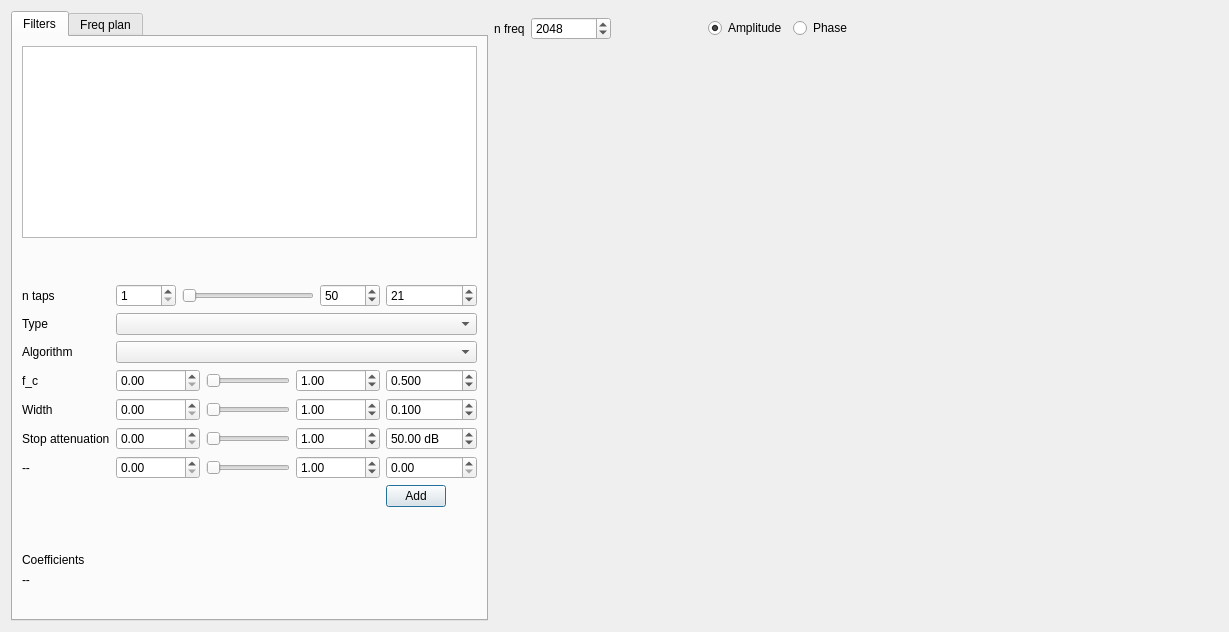
filiplindau/firdesign, file fir_design_gui.ui: the form before one commit.
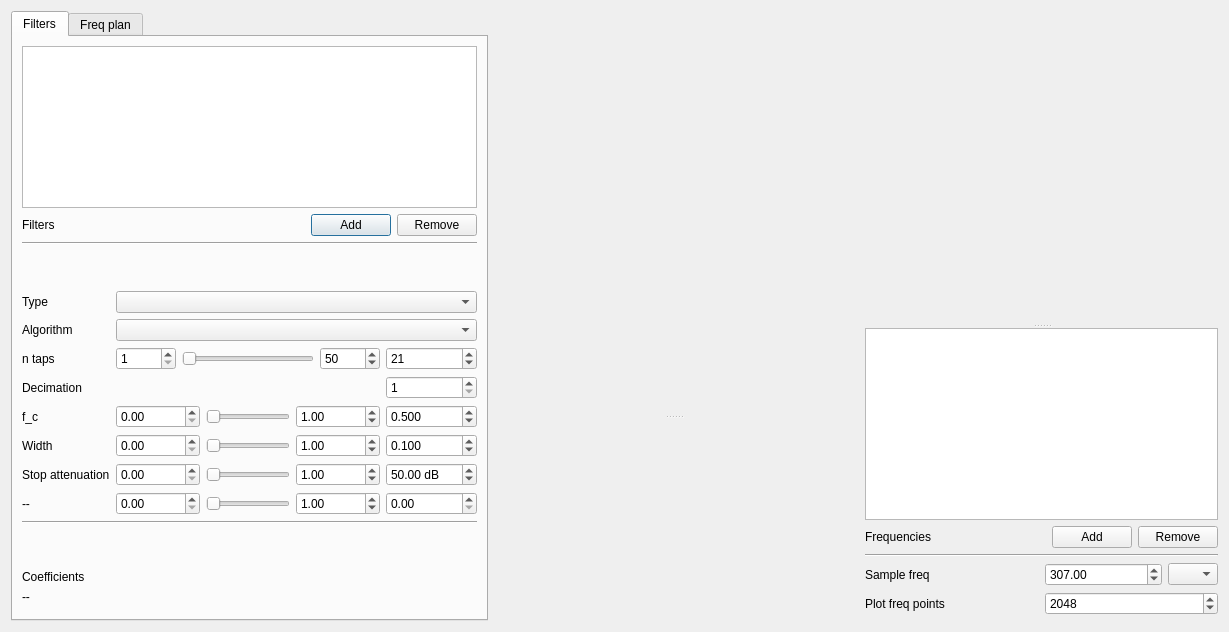
The form after the commit. Custom widgets are drawn as their Qt base class.

Commit message: Filter + freq plots. Decimation.

What changed in the file:
```diff
--- a/fir_design_gui.ui
+++ b/fir_design_gui.ui
@@ -30,7 +30,7 @@
        <string>Filters</string>
       </attribute>
       <layout class="QGridLayout" name="gridLayout_2">
-       <item row="7" column="2">
+       <item row="10" column="2">
         <widget class="QDoubleSpinBox" name="p2_spinbox">
          <property name="suffix">
           <string> dB</string>
@@ -46,10 +46,17 @@
          </property>
         </widget>
        </item>
-       <item row="8" column="2">
+       <item row="15" column="0">
+        <widget class="QLabel" name="coefficients_name_label">
+         <property name="text">
+          <string>Coefficients</string>
+         </property>
+        </widget>
+       </item>
+       <item row="11" column="2">
         <widget class="QDoubleSpinBox" name="p3_spinbox"/>
        </item>
-       <item row="5" column="1">
+       <item row="8" column="1">
         <layout class="QHBoxLayout" name="horizontalLayout_4">
          <item>
           <widget class="QDoubleSpinBox" name="p0_min_spinbox">
@@ -89,7 +96,7 @@
          </item>
         </layout>
        </item>
-       <item row="12" column="0" colspan="3">
+       <item row="16" column="0" colspan="3">
         <widget class="QLabel" name="coe_label">
          <property name="sizePolicy">
           <sizepolicy hsizetype="Preferred" vsizetype="Expanding">
@@ -111,23 +118,7 @@
          </property>
         </widget>
        </item>
-       <item row="1" column="0">
-        <spacer name="verticalSpacer_3">
-         <property name="orientation">
-          <enum>Qt::Vertical</enum>
-         </property>
-         <property name="sizeType">
-          <enum>QSizePolicy::Fixed</enum>
-         </property>
-         <property name="sizeHint" stdset="0">
-          <size>
-           <width>20</width>
-           <height>40</height>
-          </size>
-         </property>
-        </spacer>
-       </item>
-       <item row="6" column="1">
+       <item row="9" column="1">
         <layout class="QHBoxLayout" name="horizontalLayout_5">
          <item>
           <widget class="QDoubleSpinBox" name="p1_min_spinbox">
@@ -167,71 +158,52 @@
          </item>
         </layout>
        </item>
-       <item row="8" column="0">
+       <item row="6" column="0">
+        <widget class="QLabel" name="label">
+         <property name="text">
+          <string>n taps</string>
+         </property>
+        </widget>
+       </item>
+       <item row="11" column="0">
         <widget class="QLabel" name="p3_label">
          <property name="text">
           <string>--</string>
          </property>
         </widget>
        </item>
-       <item row="7" column="0">
+       <item row="10" column="0">
         <widget class="QLabel" name="p2_label">
          <property name="text">
           <string>Stop attenuation</string>
          </property>
         </widget>
        </item>
-       <item row="4" column="1" colspan="2">
+       <item row="5" column="1" colspan="2">
         <widget class="QComboBox" name="algo_combobox"/>
        </item>
-       <item row="9" column="2">
-        <widget class="QPushButton" name="add_filter_button">
-         <property name="maximumSize">
-          <size>
-           <width>60</width>
-           <height>16777215</height>
-          </size>
-         </property>
-         <property name="text">
-          <string>Add</string>
+       <item row="7" column="2">
+        <widget class="QSpinBox" name="decimation_spinbox">
+         <property name="minimum">
+          <number>1</number>
          </property>
         </widget>
        </item>
-       <item row="5" column="0">
+       <item row="8" column="0">
         <widget class="QLabel" name="p0_label">
          <property name="text">
           <string>f_c</string>
          </property>
         </widget>
        </item>
-       <item row="2" column="0">
-        <widget class="QLabel" name="label">
-         <property name="text">
-          <string>n taps</string>
-         </property>
-        </widget>
-       </item>
-       <item row="2" column="2">
-        <widget class="QSpinBox" name="ntaps_spinbox">
-         <property name="minimum">
-          <number>1</number>
-         </property>
-         <property name="maximum">
-          <number>999</number>
-         </property>
-         <property name="value">
-          <number>21</number>
-         </property>
-        </widget>
-       </item>
-       <item row="6" column="0">
+       <item row="9" column="0">
         <widget class="QLabel" name="p1_label">
          <property name="text">
           <string>Width</string>
          </property>
         </widget>
        </item>
-       <item row="6" column="2">
+       <item row="9" column="2">
         <widget class="QDoubleSpinBox" name="p1_spinbox">
          <property name="decimals">
           <number>3</number>
@@ -247,50 +219,7 @@
          </property>
         </widget>
        </item>
-       <item row="2" column="1">
-        <layout class="QHBoxLayout" name="horizontalLayout_3">
-         <item>
-          <widget class="QSpinBox" name="ntaps_min_spinbox">
-           <property name="minimumSize">
-            <size>
-             <width>60</width>
-             <height>0</height>
-            </size>
-           </property>
-           <property name="minimum">
-            <number>1</number>
-           </property>
-          </widget>
-         </item>
-         <item>
-          <widget class="QSlider" name="ntaps_slider">
-           <property name="orientation">
-            <enum>Qt::Horizontal</enum>
-           </property>
-          </widget>
-         </item>
-         <item>
-          <widget class="QSpinBox" name="ntaps_max_spinbox">
-           <property name="minimumSize">
-            <size>
-             <width>60</width>
-             <height>0</height>
-            </size>
-           </property>
-           <property name="minimum">
-            <number>1</number>
-           </property>
-           <property name="maximum">
-            <number>9999</number>
-           </property>
-           <property name="value">
-            <number>50</number>
-           </property>
-          </widget>
-         </item>
-        </layout>
-       </item>
-       <item row="7" column="1">
+       <item row="10" column="1">
         <layout class="QHBoxLayout" name="horizontalLayout_6">
          <item>
           <widget class="QDoubleSpinBox" name="p2_min_spinbox">
@@ -330,7 +259,7 @@
          </item>
         </layout>
        </item>
-       <item row="3" column="0">
+       <item row="4" column="0">
         <widget class="QLabel" name="label_2">
          <property name="text">
           <string>Type</string>
@@ -347,7 +276,7 @@
          </property>
         </widget>
        </item>
-       <item row="5" column="2">
+       <item row="8" column="2">
         <widget class="QDoubleSpinBox" name="p0_spinbox">
          <property name="minimumSize">
           <size>
@@ -369,7 +298,7 @@
          </property>
         </widget>
        </item>
-       <item row="10" column="0">
+       <item row="14" column="0">
         <spacer name="verticalSpacer_2">
          <property name="orientation">
           <enum>Qt::Vertical</enum>
@@ -385,7 +314,67 @@
          </property>
         </spacer>
        </item>
-       <item row="8" column="1">
+       <item row="3" column="1">
+        <spacer name="verticalSpacer_3">
+         <property name="orientation">
+          <enum>Qt::Vertical</enum>
+         </property>
+         <property name="sizeType">
+          <enum>QSizePolicy::Fixed</enum>
+         </property>
+         <property name="sizeHint" stdset="0">
+          <size>
+           <width>20</width>
+           <height>40</height>
+          </size>
+         </property>
+        </spacer>
+       </item>
+       <item row="1" column="0" colspan="3">
+        <layout class="QHBoxLayout" name="horizontalLayout_10">
+         <item>
+          <widget class="QLabel" name="label_9">
+           <property name="text">
+            <string>Filters</string>
+           </property>
+          </widget>
+         </item>
+         <item>
+          <spacer name="horizontalSpacer_3">
+           <property name="orientation">
+            <enum>Qt::Horizontal</enum>
+           </property>
+           <property name="sizeHint" stdset="0">
+            <size>
+             <width>40</width>
+             <height>20</height>
+            </size>
+           </property>
+          </spacer>
+         </item>
+         <item>
+          <widget class="QPushButton" name="add_filter_button">
+           <property name="maximumSize">
+            <size>
+             <width>16777215</width>
+             <height>16777215</height>
+            </size>
+           </property>
+           <property name="text">
+            <string>Add</string>
+           </property>
+          </widget>
+         </item>
+         <item>
+          <widget class="QPushButton" name="remove_filter_button">
+           <property name="text">
+            <string>Remove</string>
+           </property>
+          </widget>
+         </item>
+        </layout>
+       </item>
+       <item row="11" column="1">
         <layout class="QHBoxLayout" name="horizontalLayout_7">
          <item>
           <widget class="QDoubleSpinBox" name="p3_min_spinbox">
@@ -425,20 +414,90 @@
          </item>
         </layout>
        </item>
-       <item row="4" column="0">
+       <item row="7" column="0">
+        <widget class="QLabel" name="label_3">
+         <property name="text">
+          <string>Decimation</string>
+         </property>
+        </widget>
+       </item>
+       <item row="5" column="0">
         <widget class="QLabel" name="label_7">
          <property name="text">
           <string>Algorithm</string>
          </property>
         </widget>
        </item>
-       <item row="3" column="1" colspan="2">
+       <item row="6" column="1">
+        <layout class="QHBoxLayout" name="horizontalLayout_3">
+         <item>
+          <widget class="QSpinBox" name="ntaps_min_spinbox">
+           <property name="minimumSize">
+            <size>
+             <width>60</width>
+             <height>0</height>
+            </size>
+           </property>
+           <property name="minimum">
+            <number>1</number>
+           </property>
+          </widget>
+         </item>
+         <item>
+          <widget class="QSlider" name="ntaps_slider">
+           <property name="orientation">
+            <enum>Qt::Horizontal</enum>
+           </property>
+          </widget>
+         </item>
+         <item>
+          <widget class="QSpinBox" name="ntaps_max_spinbox">
+           <property name="minimumSize">
+            <size>
+             <width>60</width>
+             <height>0</height>
+            </size>
+           </property>
+           <property name="minimum">
+            <number>1</number>
+           </property>
+           <property name="maximum">
+            <number>9999</number>
+           </property>
+           <property name="value">
+            <number>50</number>
+           </property>
+          </widget>
+         </item>
+        </layout>
+       </item>
+       <item row="13" column="0" colspan="3">
+        <widget class="Line" name="line_2">
+         <property name="orientation">
+          <enum>Qt::Horizontal</enum>
+         </property>
+        </widget>
+       </item>
+       <item row="6" column="2">
+        <widget class="QSpinBox" name="ntaps_spinbox">
+         <property name="minimum">
+          <number>1</number>
+         </property>
+         <property name="maximum">
+          <number>999</number>
+         </property>
+         <property name="value">
+          <number>21</number>
+         </property>
+        </widget>
+       </item>
+       <item row="4" column="1" colspan="2">
         <widget class="QComboBox" name="filtertype_combobox"/>
        </item>
-       <item row="11" column="0">
-        <widget class="QLabel" name="label_4">
-         <property name="text">
-          <string>Coefficients</string>
+       <item row="2" column="0" colspan="3">
+        <widget class="Line" name="line_3">
+         <property name="orientation">
+          <enum>Qt::Horizontal</enum>
          </property>
         </widget>
        </item>
@@ -472,18 +531,174 @@
       <number>0</number>
      </property>
      <property name="topMargin">
+      <number>0</number>
+     </property>
+     <property name="bottomMargin">
+      <number>0</number>
+     </property>
+     <item>
+      <widget class="QSplitter" name="splitter_2">
+       <property name="sizePolicy">
+        <sizepolicy hsizetype="Expanding" vsizetype="Expanding">
+         <horstretch>0</horstretch>
+         <verstretch>0</verstretch>
+        </sizepolicy>
+       </property>
+       <property name="orientation">
+        <enum>Qt::Vertical</enum>
+       </property>
+       <widget class="PlotWidget" name="plot0_widget" native="true">
+        <property name="sizePolicy">
+         <sizepolicy hsizetype="Expanding" vsizetype="Expanding">
+          <horstretch>0</horstretch>
+          <verstretch>2</verstretch>
+         </sizepolicy>
+        </property>
+       </widget>
+       <widget class="PlotWidget" name="plot2_widget" native="true">
+        <property name="sizePolicy">
+         <sizepolicy hsizetype="Expanding" vsizetype="Expanding">
+          <horstretch>0</horstretch>
+          <verstretch>1</verstretch>
+         </sizepolicy>
+        </property>
+       </widget>
+      </widget>
+     </item>
+    </layout>
+   </item>
+   <item>
+    <layout class="QVBoxLayout" name="verticalLayout_2">
+     <property name="leftMargin">
       <number>6</number>
      </property>
+     <property name="bottomMargin">
+      <number>6</number>
+     </property>
      <item>
-      <layout class="QHBoxLayout" name="horizontalLayout_2">
+      <widget class="QSplitter" name="splitter">
+       <property name="orientation">
+        <enum>Qt::Vertical</enum>
+       </property>
+       <widget class="PlotWidget" name="plot1_widget" native="true">
+        <property name="sizePolicy">
+         <sizepolicy hsizetype="Expanding" vsizetype="Expanding">
+          <horstretch>0</horstretch>
+          <verstretch>2</verstretch>
+         </sizepolicy>
+        </property>
+       </widget>
+       <widget class="QTableView" name="freq_table">
+        <property name="sizePolicy">
+         <sizepolicy hsizetype="Expanding" vsizetype="Expanding">
+          <horstretch>0</horstretch>
+          <verstretch>0</verstretch>
+         </sizepolicy>
+        </property>
+       </widget>
+      </widget>
+     </item>
+     <item>
+      <layout class="QHBoxLayout" name="horizontalLayout_9">
+       <property name="topMargin">
+        <number>0</number>
+       </property>
+       <property name="bottomMargin">
+        <number>0</number>
+       </property>
        <item>
+        <widget class="QLabel" name="label_8">
+         <property name="text">
+          <string>Frequencies</string>
+         </property>
+        </widget>
+       </item>
+       <item>
+        <spacer name="horizontalSpacer_2">
+         <property name="orientation">
+          <enum>Qt::Horizontal</enum>
+         </property>
+         <property name="sizeHint" stdset="0">
+          <size>
+           <width>40</width>
+           <height>20</height>
+          </size>
+         </property>
+        </spacer>
+       </item>
+       <item>
+        <widget class="QPushButton" name="add_freq_button">
+         <property name="text">
+          <string>Add</string>
+         </property>
+        </widget>
+       </item>
+       <item>
+        <widget class="QPushButton" name="remove_freq_button">
+         <property name="text">
+          <string>Remove</string>
+         </property>
+        </widget>
+       </item>
+      </layout>
+     </item>
+     <item>
+      <widget class="Line" name="line">
+       <property name="orientation">
+        <enum>Qt::Horizontal</enum>
+       </property>
+      </widget>
+     </item>
+     <item>
+      <layout class="QGridLayout" name="gridLayout_3">
+       <property name="topMargin">
+        <number>0</number>
+       </property>
+       <item row="0" column="0">
+        <widget class="QLabel" name="label_6">
+         <property name="text">
+          <string>Sample freq</string>
+         </property>
+        </widget>
+       </item>
+       <item row="0" column="1">
+        <layout class="QHBoxLayout" name="horizontalLayout_8">
+         <item>
+          <widget class="QDoubleSpinBox" name="sampling_freq_spinbox">
+           <property name="maximum">
+            <double>9999999.000000000000000</double>
+           </property>
+           <property name="value">
+            <double>307.000000000000000</double>
+           </property>
+          </widget>
+         </item>
+         <item>
+          <widget class="QComboBox" name="sampling_freq_combobox">
+           <property name="minimumSize">
+            <size>
+             <width>30</width>
+             <height>0</height>
+            </size>
+           </property>
+           <property name="maximumSize">
+            <size>
+             <width>50</width>
+             <height>16777215</height>
+            </size>
+           </property>
+          </widget>
+         </item>
+        </layout>
+       </item>
+       <item row="1" column="0">
         <widget class="QLabel" name="label_5">
          <property name="text">
-          <string>n freq</string>
+          <string>Plot freq points</string>
          </property>
         </widget>
        </item>
-       <item>
+       <item row="1" column="1">
         <widget class="QSpinBox" name="nfreq_spinbox">
          <property name="minimumSize">
           <size>
@@ -505,64 +720,7 @@
          </property>
         </widget>
        </item>
-       <item>
-        <spacer name="horizontalSpacer">
-         <property name="orientation">
-          <enum>Qt::Horizontal</enum>
-         </property>
-         <property name="sizeHint" stdset="0">
-          <size>
-           <width>40</width>
-           <height>20</height>
-          </size>
-         </property>
-        </spacer>
-       </item>
-       <item>
-        <widget class="QRadioButton" name="amp_radiobutton">
-         <property name="text">
-          <string>Amplitude</string>
-         </property>
-         <property name="checked">
-          <bool>true</bool>
-         </property>
-        </widget>
-       </item>
-       <item>
-        <widget class="QRadioButton" name="phase_radiobutton">
-         <property name="text">
-          <string>Phase</string>
-         </property>
-        </widget>
-       </item>
       </layout>
-     </item>
-     <item>
-      <widget class="PlotWidget" name="plot0_widget" native="true">
-       <property name="sizePolicy">
-        <sizepolicy hsizetype="Expanding" vsizetype="Expanding">
-         <horstretch>0</horstretch>
-         <verstretch>0</verstretch>
-        </sizepolicy>
-       </property>
-      </widget>
-     </item>
-    </layout>
-   </item>
-   <item>
-    <layout class="QVBoxLayout" name="verticalLayout_2">
-     <property name="leftMargin">
-      <number>6</number>
-     </property>
-     <item>
-      <widget class="PlotWidget" name="plot1_widget" native="true">
-       <property name="sizePolicy">
-        <sizepolicy hsizetype="Expanding" vsizetype="Expanding">
-         <horstretch>0</horstretch>
-         <verstretch>0</verstretch>
-        </sizepolicy>
-       </property>
-      </widget>
      </item>
     </layout>
    </item>
```
Left out of the diff: 2 changed lines with no effect on the pictures. The commit also changes 2 other files.
